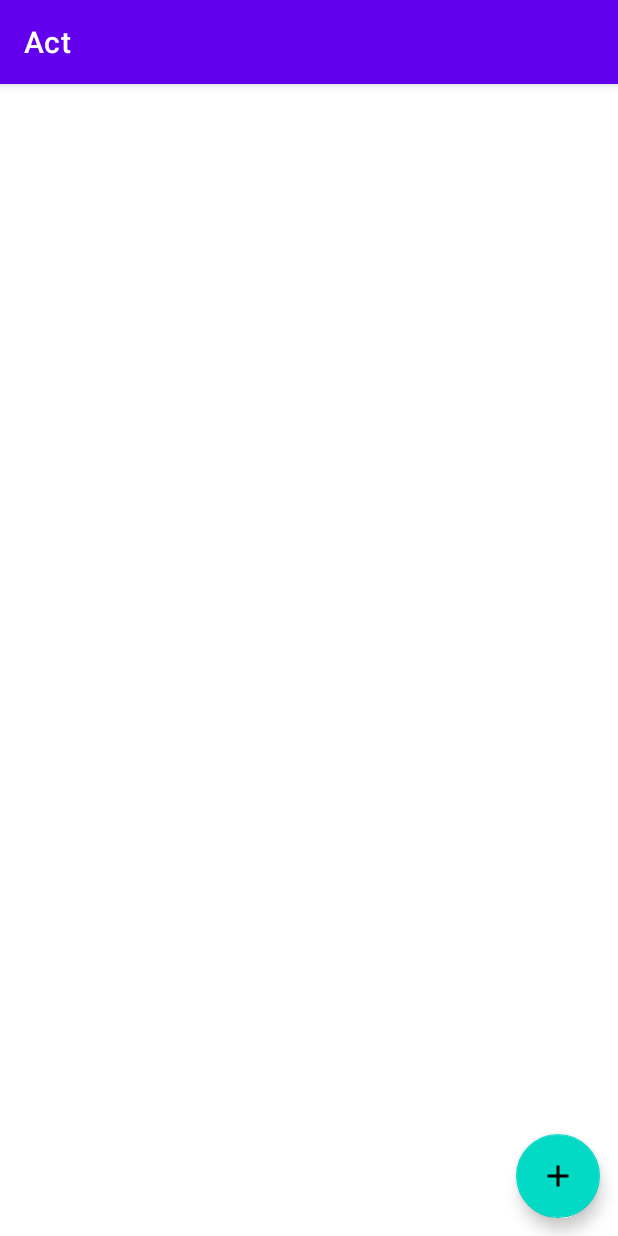
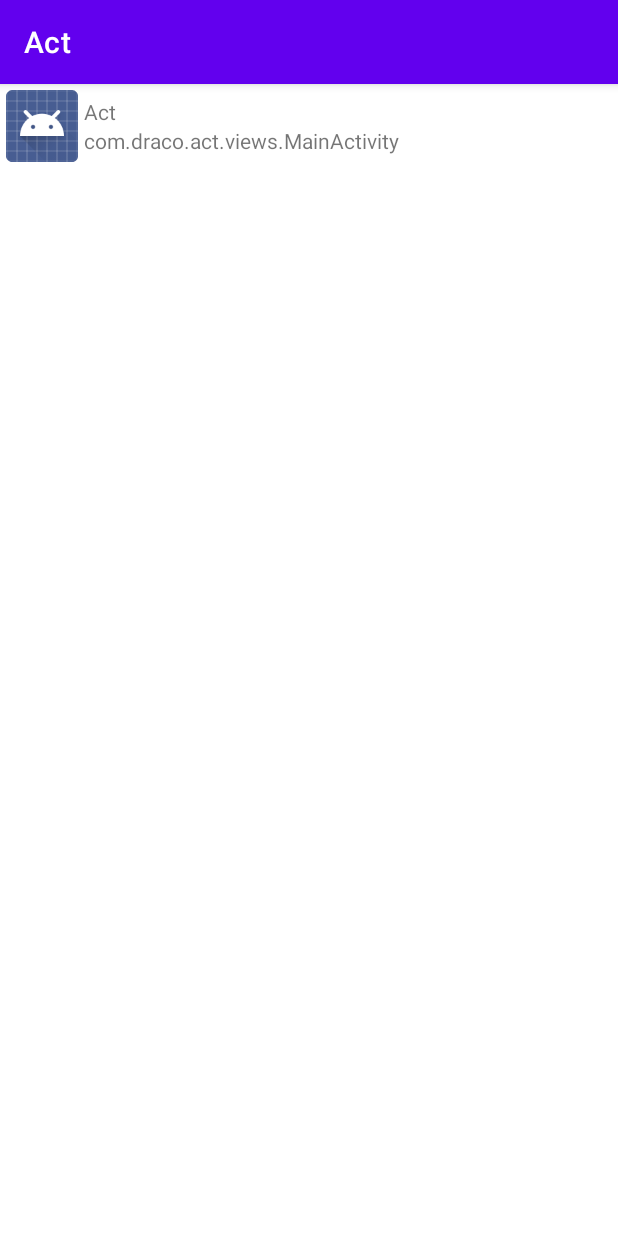
Before and after one commit to tytydraco/Act, an Android app: the screen it shows after launch (MainActivity), on a phone screen of 412 x 824 dp. Run offline under Robolectric (Android 15) with nearby library versions, the phone set to English and light mode, and no system bars.

```diff
--- a/app/src/main/AndroidManifest.xml
+++ b/app/src/main/AndroidManifest.xml
@@ -22,7 +22,6 @@
                 <category android:name="android.intent.category.LAUNCHER" />
             </intent-filter>
         </activity>
-        <activity android:name=".views.AddActivity" />
     </application>
 
 </manifest>
--- a/app/src/main/java/com/draco/act/recyclers/AddRecyclerAdapter.kt
+++ b/app/src/main/java/com/draco/act/recyclers/ActivityRecyclerAdapter.kt
@@ -10,13 +10,25 @@ import androidx.recyclerview.widget.RecyclerView
 import com.draco.act.databinding.ActivityItemBinding
 import com.draco.act.models.Activity
 
-class AddRecyclerAdapter(
+class ActivityRecyclerAdapter(
     private val context: Context,
     var activities: MutableList<Activity>
-): RecyclerView.Adapter<AddRecyclerAdapter.ViewHolder>() {
+): RecyclerView.Adapter<ActivityRecyclerAdapter.ViewHolder>() {
+    companion object {
+        val sortComparator = compareBy<Activity> { !it.starred }
+            .thenBy { it.packageLabel }
+            .thenBy { it.displayLabel }
+            .thenBy { it.activity }
+    }
+
     inner class ViewHolder(val binding: ActivityItemBinding): RecyclerView.ViewHolder(binding.root)
 
     var starToggle: ((Int) -> Unit)? = null
+
+    fun sort() {
+        activities.sortWith(sortComparator)
+        notifyDataSetChanged()
+    }
 
     override fun onCreateViewHolder(parent: ViewGroup, viewType: Int): ViewHolder {
         return ViewHolder(ActivityItemBinding.inflate(LayoutInflater.from(parent.context), parent, false))
@@ -27,11 +39,10 @@ class AddRecyclerAdapter(
         holder.binding.label.text = activity.displayLabel
         holder.binding.activity.text = activity.activity
 
-        if (activity.starred) {
+        if (activity.starred)
             holder.binding.img.setImageDrawable(null)
-        } else {
+        else
             holder.binding.img.setImageDrawable(activity.icon)
-        }
 
         val intent = Intent()
             .setComponent(ComponentName(activity.packageId, activity.activity))
--- a/app/src/main/java/com/draco/act/viewmodels/MainActivityViewModel.kt
+++ b/app/src/main/java/com/draco/act/viewmodels/MainActivityViewModel.kt
@@ -1,15 +1,86 @@
 package com.draco.act.viewmodels
 
 import android.app.Application
+import android.content.ComponentName
 import android.content.Context
+import android.content.pm.PackageManager
+import android.util.Log
+import androidx.core.content.ContextCompat
 import androidx.lifecycle.AndroidViewModel
+import androidx.lifecycle.LiveData
+import androidx.lifecycle.MutableLiveData
+import androidx.lifecycle.viewModelScope
 import com.draco.act.models.Activity
+import com.draco.act.recyclers.ActivityRecyclerAdapter
+import kotlinx.coroutines.Dispatchers
+import kotlinx.coroutines.launch
 
 class MainActivityViewModel(application: Application) : AndroidViewModel(application) {
 
-    fun getActivities(context: Context): List<Activity> {
+    private val _activityList = MutableLiveData<MutableList<Activity>>(mutableListOf())
+    val activityList: LiveData<MutableList<Activity>> = _activityList
+
+    /**
+     * Find all package activities that are available to us
+     */
+    fun getAllActivities(context: Context) {
         val packageManager = context.packageManager
-        // TODO: fetch
-        return emptyList()
+
+        viewModelScope.launch(Dispatchers.IO) {
+            val activityList = mutableListOf<Activity>()
+
+            val packages = packageManager.getInstalledPackages(PackageManager.GET_ACTIVITIES)
+            for (packageInfo in packages) {
+                val activities = packageInfo.activities
+
+                if (activities.isNullOrEmpty())
+                    continue
+
+                val applicationInfo = packageManager.getApplicationInfo(packageInfo.packageName, 0)
+                val packageLabel = packageManager.getApplicationLabel(applicationInfo).toString()
+
+                for (activity in activities) {
+                    val componentName = ComponentName(packageInfo.packageName, activity.name)
+                    val activityInfo = packageManager.getActivityInfo(componentName, 0)
+                    val icon = activityInfo.loadIcon(packageManager)
+                    val activityLabel = activityInfo.loadLabel(packageManager).toString()
+
+                    if (!activityInfo.exported)
+                        continue
+
+                    activityInfo.permission?.let {
+
+                    }
+
+                    if (activityInfo.permission != null &&
+                        ContextCompat.checkSelfPermission(context, activityInfo.permission) != PackageManager.PERMISSION_GRANTED) {
+                            continue
+                    }
+
+                    activityInfo.permission?.also {
+                        Log.d("PERM", it)
+                    }
+
+                    val displayName = if (activityLabel != packageLabel)
+                        activityLabel
+                    else
+                        packageLabel
+
+                    activityList.add(
+                        Activity(
+                            displayName,
+                            packageLabel,
+                            activityInfo.packageName,
+                            activityInfo.name,
+                            icon
+                        )
+                    )
+
+                    activityList.sortWith(ActivityRecyclerAdapter.sortComparator)
+                }
+
+                _activityList.postValue(activityList)
+            }
+        }
     }
 }
--- a/app/src/main/java/com/draco/act/views/MainActivity.kt
+++ b/app/src/main/java/com/draco/act/views/MainActivity.kt
@@ -1,12 +1,11 @@
 package com.draco.act.views
 
-import android.content.Intent
 import android.os.Bundle
 import androidx.activity.viewModels
 import androidx.appcompat.app.AppCompatActivity
 import androidx.recyclerview.widget.LinearLayoutManager
 import com.draco.act.databinding.ActivityMainBinding
-import com.draco.act.recyclers.MainRecyclerAdapter
+import com.draco.act.recyclers.ActivityRecyclerAdapter
 import com.draco.act.viewmodels.MainActivityViewModel
 
 class MainActivity : AppCompatActivity() {
@@ -18,20 +17,26 @@ class MainActivity : AppCompatActivity() {
         binding = ActivityMainBinding.inflate(layoutInflater)
         setContentView(binding.root)
 
-        val activityList = viewModel.getActivities(this)
-
-        val a = MainRecyclerAdapter(this@MainActivity, activityList)
+        val a = ActivityRecyclerAdapter(this@MainActivity, mutableListOf())
         a.setHasStableIds(true)
 
         binding.recycler.apply {
             adapter = a
             layoutManager = LinearLayoutManager(this@MainActivity)
-            setHasFixedSize(true)
         }
 
-        binding.add.setOnClickListener {
-            val intent = Intent(this, AddActivity::class.java)
-            startActivity(intent)
+        viewModel.activityList.observe(this) {
+            if (it == null)
+                return@observe
+            a.activities = it
+            a.notifyDataSetChanged()
         }
+
+        a.starToggle = {
+            a.activities[it].starred = !a.activities[it].starred
+            a.sort()
+        }
+
+        viewModel.getAllActivities(this)
     }
 }
--- a/app/src/main/res/layout/activity_add.xml
+++ /dev/null
@@ -1,6 +0,0 @@
-<?xml version="1.0" encoding="utf-8"?>
-<androidx.recyclerview.widget.RecyclerView
-    xmlns:android="http://schemas.android.com/apk/res/android"
-    android:layout_width="match_parent"
-    android:layout_height="match_parent"
-    android:id="@+id/recycler" />
--- a/app/src/main/res/layout/activity_main.xml
+++ b/app/src/main/res/layout/activity_main.xml
@@ -1,25 +1,6 @@
 <?xml version="1.0" encoding="utf-8"?>
-<RelativeLayout
+<androidx.recyclerview.widget.RecyclerView
     xmlns:android="http://schemas.android.com/apk/res/android"
     android:layout_width="match_parent"
-    android:layout_height="match_parent">
-    <androidx.recyclerview.widget.RecyclerView
-        android:layout_width="match_parent"
-        android:layout_height="match_parent"
-        android:id="@+id/recycler" />
-
-    <androidx.coordinatorlayout.widget.CoordinatorLayout
-        android:layout_width="wrap_content"
-        android:layout_height="wrap_content"
-        android:layout_alignParentEnd="true"
-        android:layout_alignParentBottom="true"
-        android:clipToPadding="false"
-        android:padding="12dp">
-        <com.google.android.material.floatingactionbutton.FloatingActionButton
-            android:layout_width="wrap_content"
-            android:layout_height="wrap_content"
-            android:id="@+id/add"
-            android:src="@drawable/ic_baseline_add_24"
-            android:contentDescription="@string/add" />
-    </androidx.coordinatorlayout.widget.CoordinatorLayout>
-</RelativeLayout>
+    android:layout_height="match_parent"
+    android:id="@+id/recycler" />
```
Also changed, not shown: app/src/main/java/com/draco/act/recyclers/MainRecyclerAdapter.kt (deleted, +0 -50 lines), app/src/main/java/com/draco/act/viewmodels/AddActivityViewModel.kt (deleted, +0 -87 lines), app/src/main/java/com/draco/act/views/AddActivity.kt (deleted, +0 -44 lines).
